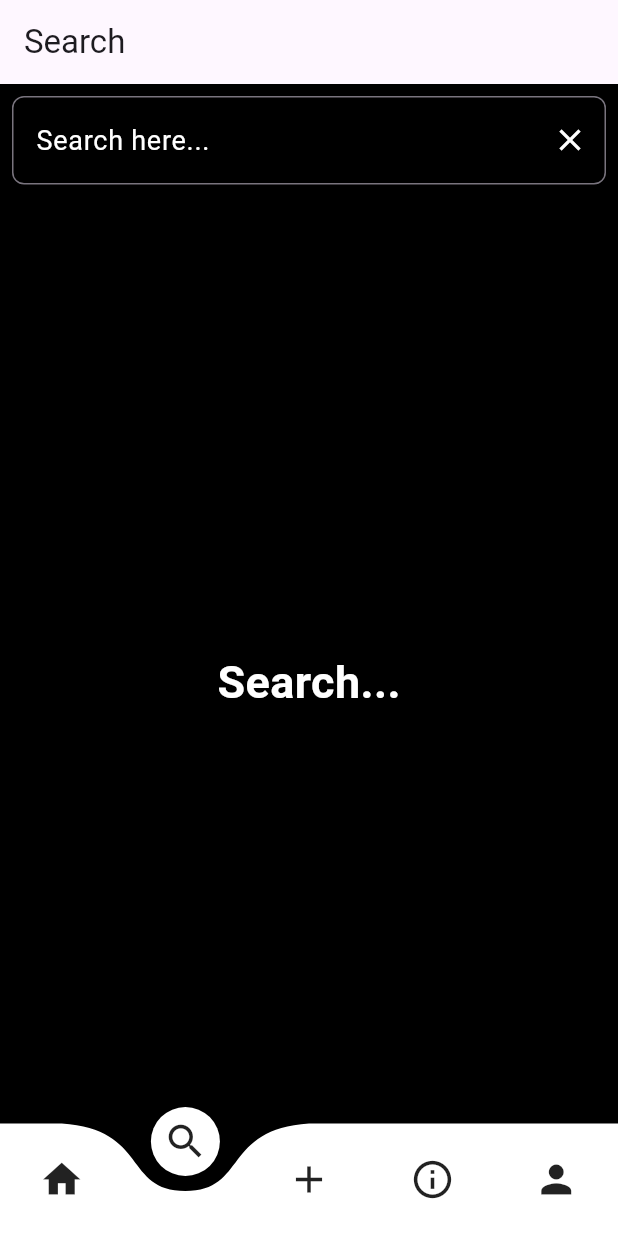
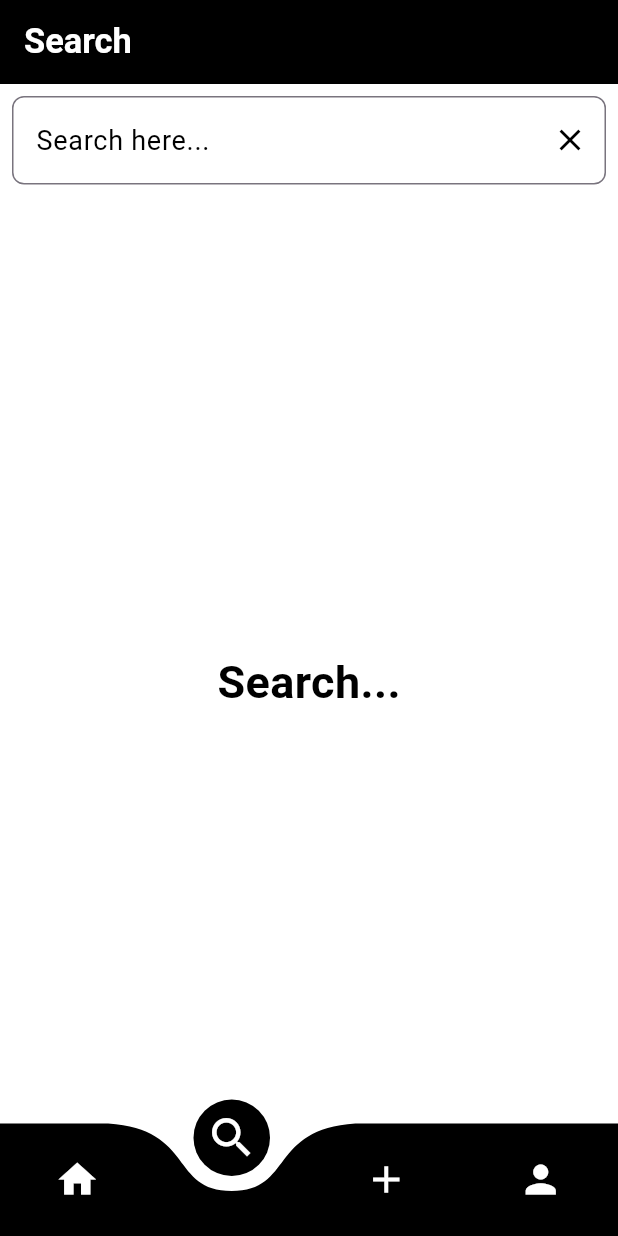
Before and after one commit to uttamthegoat/FlytSocial, a Flutter app: the screen it shows once a user with an empty profile is signed in, swiped to page 2, on a phone screen of 412 x 824 dp. Run offline on Flutter 3.47's test engine with Material 3 defaults, Android fonts, the phone set to English and light mode, and no system bars; drawn by our look-alikes of curved_navigation_bar; our stand-ins replace cached_network_image, cloud_firestore, firebase_auth, firebase_core, firebase_storage, flutter_screenutil and 5 more; accounts and stored records are empty; statements that could not run were skipped.

Commit message:
completed styling

```diff
--- a/lib/navbar/bottomnavbar.dart
+++ b/lib/navbar/bottomnavbar.dart
@@ -19,6 +19,7 @@ int _currentIndex = 0;
 
 class _BottomNavBarState extends State<BottomNavBar> {
   late PageController pageController;
+  late int activePage = 0;
 
   @override
   void initState() {
@@ -37,6 +38,7 @@ class _BottomNavBarState extends State<BottomNavBar> {
   onPageChanged(int page) {
     setState(() {
       _currentIndex = page;
+      activePage = page;
     });
   }
 
@@ -53,27 +55,33 @@ class _BottomNavBarState extends State<BottomNavBar> {
       bottomNavigationBar: Container(
           child: CurvedNavigationBar(
         index: _currentIndex,
+        color: Colors.black,
+        buttonBackgroundColor: Colors.black,
         backgroundColor: Colors.transparent,
-        items: const [
+        items: [
           Icon(
             Icons.home,
-            size: 30,
+            color: Colors.white,
+            size: activePage == 0 ? 35 : 30,
           ),
           Icon(
             Icons.search,
-            size: 30,
+            color: Colors.white,
+            size: activePage == 1 ? 35 : 30,
           ),
           Icon(
             Icons.add,
-            size: 30,
+            color: Colors.white,
+            size: activePage == 2 ? 35 : 30,
           ),
-          Icon(
-            Icons.info_outline,
-            size: 30,
-          ),
+          // Icon(
+          //   Icons.info_outline,
+          //   size: 30,
+          // ),
           Icon(
             Icons.person,
-            size: 30,
+            color: Colors.white,
+            size: activePage == 3 ? 35 : 30,
           ),
         ],
         onTap: navigationTapped,
@@ -85,7 +93,7 @@ class _BottomNavBarState extends State<BottomNavBar> {
           Home(currentUser: curUser),
           const AppSearch(),
           NewPost(),
-          const About(),
+          // const About(),
           Profile(
             user: curUser,
           ),
--- a/lib/screens/search.dart
+++ b/lib/screens/search.dart
@@ -130,10 +130,11 @@ class _SearchScreenState extends State<AppSearch>
         appBar: AppBar(
           title: const Text(
             'Search',
-            // style: TextStyle(fontWeight: FontWeight.bold, fontSize: 25),
+            style: TextStyle(fontWeight: FontWeight.bold, fontSize: 23, color: Colors.white),
           ),
+          backgroundColor: Colors.black,
         ),
-        backgroundColor: const Color.fromARGB(255, 0, 0, 0),
+        backgroundColor: Colors.white,
         body: SingleChildScrollView(
           child: Column(
             children: [
@@ -145,17 +146,17 @@ class _SearchScreenState extends State<AppSearch>
                     hintText: 'Search here...',
                     border: OutlineInputBorder(
                       borderRadius: BorderRadius.circular(8.0),
-                      borderSide: const BorderSide(color: Colors.white),
+                      borderSide: const BorderSide(color: Colors.black),
                     ),
                     hintStyle:
-                        const TextStyle(color: Colors.white, fontSize: 18),
+                        const TextStyle(color: Colors.black, fontSize: 18),
                     suffixIcon: IconButton(
-                      icon: const Icon(Icons.clear, color: Colors.white),
+                      icon: const Icon(Icons.clear, color: Colors.black),
                       onPressed: _clearSearch,
                     ),
                   ),
-                  style: const TextStyle(color: Colors.white, fontSize: 18.0),
-                  cursorColor: Colors.white,
+                  style: const TextStyle(color: Colors.black, fontSize: 18.0),
+                  cursorColor: Colors.black,
                   onSubmitted: (String value) => _searchSubmit(context, value),
                 ),
               ),
@@ -182,7 +183,7 @@ class _SearchScreenState extends State<AppSearch>
                             style: TextStyle(
                               fontSize: 30,
                               fontWeight: FontWeight.bold,
-                              color: Colors.white,
+                              color: Colors.black,
                             ),
                           ),
                         ),
@@ -240,7 +241,7 @@ class _SearchScreenState extends State<AppSearch>
       child: Text(
         notFoundText,
         style: const TextStyle(
-            fontSize: 30, fontWeight: FontWeight.bold, color: Colors.white),
+            fontSize: 30, fontWeight: FontWeight.bold, color: Colors.black),
       ),
     );
   }
@@ -259,7 +260,7 @@ class UserTile extends StatelessWidget {
       padding: const EdgeInsets.all(8.0),
       decoration: BoxDecoration(
         borderRadius: BorderRadius.circular(8.0),
-        border: Border.all(color: const Color.fromARGB(255, 186, 183, 183)),
+        border: Border.all(color: const Color.fromARGB(255, 83, 82, 82)),
       ),
       child: GestureDetector(
         onTap: () {
@@ -297,14 +298,14 @@ class UserTile extends StatelessWidget {
                     style: const TextStyle(
                       fontSize: 18.0,
                       fontWeight: FontWeight.bold,
-                      color: Colors.white,
+                      color: Colors.black,
                     ),
                   ),
                   Text(
                     user['name'] ?? defaultName,
                     style: const TextStyle(
                       fontSize: 14.0,
-                      color: Colors.white,
+                      color: Colors.black,
                     ),
                   ),
                 ],
--- a/pubspec.yaml
+++ b/pubspec.yaml
@@ -50,6 +50,7 @@ dependencies:
   image_picker: ^1.1.2
   firebase_storage: ^11.7.7
   cached_network_image: ^3.3.1
+  shimmer: ^3.0.0
 
 dev_dependencies:
   flutter_test:
```
Also changed, not shown: lib/screens/edit_post.dart (+14 -5 lines), lib/screens/edit_profile.dart (+8 -3 lines), lib/screens/home.dart (+6 -1 lines), lib/screens/new_post.dart (+12 -4 lines), lib/screens/post_item.dart (+38 -13 lines), lib/screens/profile.dart (+6 -2 lines), lib/screens/user_connections.dart (+18 -3 lines), lib/screens/users_profile.dart (+9 -3 lines), pubspec.lock.
